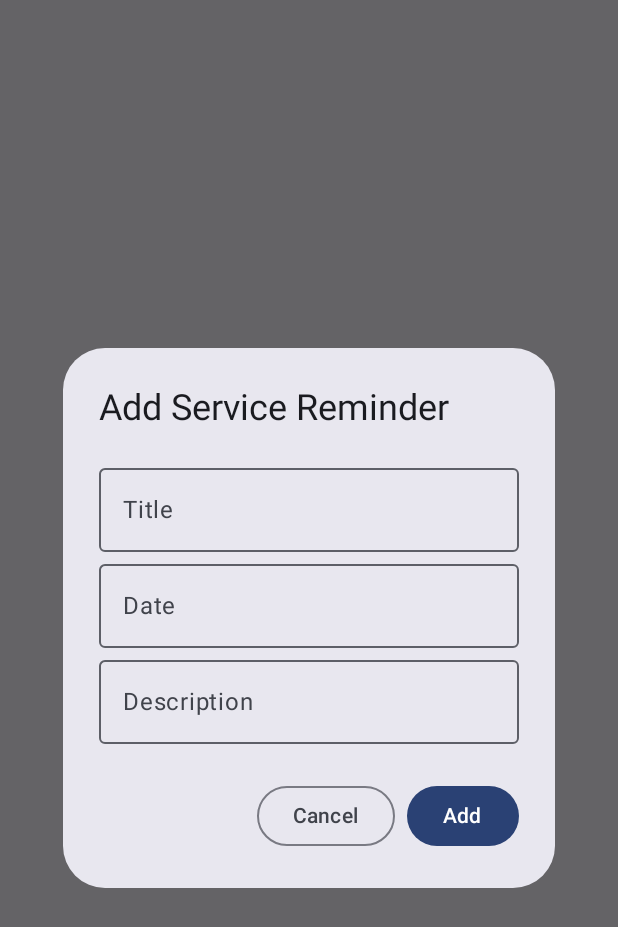
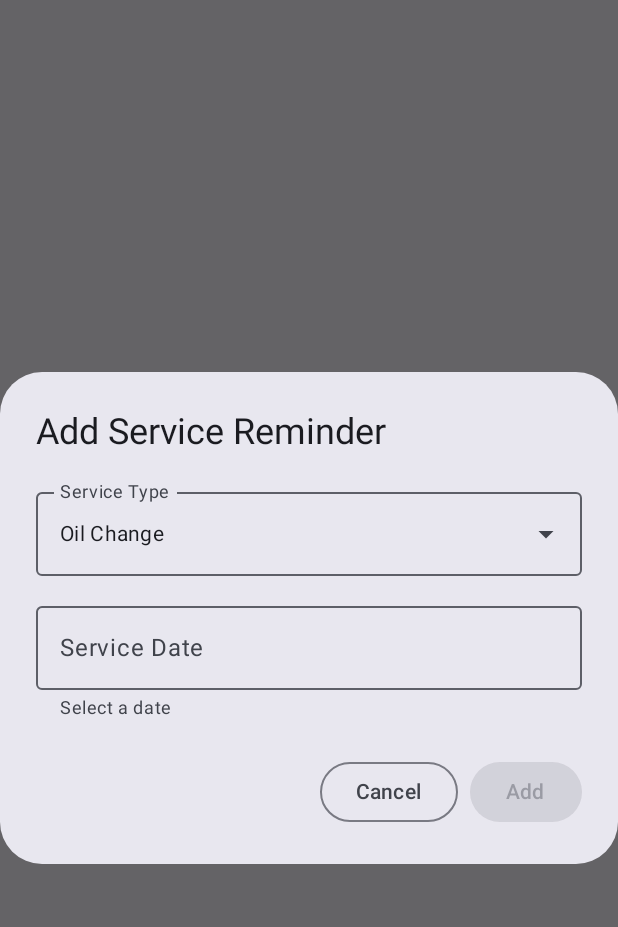
Before and after one commit to FalkowskiDom/Car-Maintenence-CA, an Android app built with Jetpack Compose: the composable AddReminderDialog shown on its own in the app's theme, on a phone screen of 412 x 824 dp. Shown: the top 927 px of the screen. Run offline under Robolectric (Android 15) with nearby library versions, the phone set to English and light mode, and no system bars.

Commit message:
changing the reminder screen

```diff
--- a/app/src/main/java/ie/setu/carmaintenenceapp/MainActivity.kt
+++ b/app/src/main/java/ie/setu/carmaintenenceapp/MainActivity.kt
@@ -23,11 +23,11 @@ import androidx.compose.ui.Modifier
 import androidx.compose.ui.graphics.vector.ImageVector
 import androidx.compose.ui.tooling.preview.Preview
 import androidx.compose.ui.tooling.preview.PreviewScreenSizes
-import ie.setu.carmaintenenceapp.ui.theme.CarMaintenenceAppTheme
 import ie.setu.carmaintenenceapp.ui.screens.HomeScreen
 import ie.setu.carmaintenenceapp.ui.screens.ReminderScreen
 import ie.setu.carmaintenenceapp.ui.screens.SettingsScreen
 import androidx.lifecycle.viewmodel.compose.viewModel
+import ie.setu.carmaintenenceapp.ui.theme.CarMaintenanceAppTheme
 import ie.setu.carmaintenenceapp.ui.viewmodel.CarViewModel
 
 class MainActivity : ComponentActivity() {
@@ -35,7 +35,7 @@ class MainActivity : ComponentActivity() {
         super.onCreate(savedInstanceState)
         enableEdgeToEdge()
         setContent {
-            CarMaintenenceAppTheme {
+            CarMaintenanceAppTheme {
                 CarMaintenanceApp()
             }
         }
@@ -100,7 +100,7 @@ fun Greeting(name: String, modifier: Modifier = Modifier) {
 @Preview(showBackground = true)
 @Composable
 fun GreetingPreview() {
-    CarMaintenenceAppTheme {
+    CarMaintenanceAppTheme {
         Greeting("Android")
     }
 }
--- a/app/src/main/java/ie/setu/carmaintenenceapp/ui/screens/ReminderScreen.kt
+++ b/app/src/main/java/ie/setu/carmaintenenceapp/ui/screens/ReminderScreen.kt
@@ -1,5 +1,6 @@
 package ie.setu.carmaintenenceapp.ui.screens
 
+import android.R.attr.label
 import androidx.compose.foundation.layout.*
 import androidx.compose.foundation.lazy.LazyColumn
 import androidx.compose.foundation.lazy.items
@@ -53,25 +54,95 @@ fun ReminderScreen(modifier: Modifier = Modifier, viewModel: CarViewModel) {
         }
     }
 }
+@OptIn(ExperimentalMaterial3Api::class)
+@Composable
+fun AddReminderDialog(onDismiss: () -> Unit, onAdd: (String, String, String) -> Unit)
+{
+    val serviceTypes = listOf(
+        "Oil Change",
+        "Tire Rotation",
+        "Brake Inspection",
+        "Battery replacement",
+        "Annual Service",
+        "Engine Tune-up",
+        "Coolant / Fluids",
+        "NCT Appointment"
+    )
+    var expanded by remember { mutableStateOf(false) }
+    var selectedService by remember { mutableStateOf(serviceTypes.first()) }
+    var selectedDateMillis by remember { mutableStateOf<Long?>(null) }
+    var showDatePicker by remember { mutableStateOf(false) }
+    var desc by remember { mutableStateOf("") }
 
-@Composable
-fun AddReminderDialog(onDismiss: () -> Unit, onAdd: (String, String, String) -> Unit) {
-    var title by remember { mutableStateOf("") }
-    var date by remember { mutableStateOf("") }
-    var desc by remember { mutableStateOf("") }
+    val dateText = remember(selectedDateMillis) {
+        selectedDateMillis?.let { millis ->
+            java.time.Instant.ofEpochMilli(millis)
+                .atZone(java.time.ZoneId.systemDefault())
+                .toLocalDate()
+                .toString()
+        } ?: ""
+    }
 
     AlertDialog(
         onDismissRequest = onDismiss,
         title = { Text("Add Service Reminder") },
         text = {
-            Column {
-                OutlinedTextField(value = title, onValueChange = { title = it }, label = { Text("Title") })
-                OutlinedTextField(value = date, onValueChange = { date = it }, label = { Text("Date") })
-                OutlinedTextField(value = desc, onValueChange = { desc = it }, label = { Text("Description") })
+            Column(verticalArrangement = Arrangement.spacedBy(12.dp)) {
+
+                // Service type dropdown
+                ExposedDropdownMenuBox(
+                    expanded = expanded,
+                    onExpandedChange = { expanded = !expanded }
+                ) {
+                    OutlinedTextField(
+                        modifier = Modifier.menuAnchor().fillMaxWidth(),
+                        readOnly = true,
+                        value = selectedService,
+                        onValueChange = {},
+                        label = { Text("Service Type") },
+                        trailingIcon = { ExposedDropdownMenuDefaults.TrailingIcon(expanded) }
+                    )
+                    ExposedDropdownMenu(
+                        expanded = expanded,
+                        onDismissRequest = { expanded = false }
+                    ) {
+                        serviceTypes.forEach { option ->
+                            DropdownMenuItem(
+                                text = { Text(option) },
+                                onClick = {
+                                    selectedService = option
+                                    expanded = false
+                                }
+                            )
+                        }
+                    }
+                }
+                OutlinedTextField(
+                    modifier = Modifier.fillMaxWidth(),
+                    readOnly = true,
+                    value = dateText,
+                    onValueChange = {},
+                    label = { Text("Service Date") },
+                    placeholder = { Text("Select a date") },
+                    supportingText = {
+                        if (dateText.isEmpty()) Text("Select a date")
+                    }
+                )
+
+
+
+
+
             }
         },
         confirmButton = {
-            Button(onClick = { onAdd(title, date, desc) }) {
+            Button(
+                enabled = selectedDateMillis != null && selectedService.isNotEmpty(),
+                onClick = {
+                    val date = dateText
+                    onAdd(selectedService, date, desc)
+                }
+            ) {
                 Text("Add")
             }
         },
--- a/app/src/main/java/ie/setu/carmaintenenceapp/ui/theme/Theme.kt
+++ b/app/src/main/java/ie/setu/carmaintenenceapp/ui/theme/Theme.kt
@@ -9,6 +9,7 @@ import androidx.compose.material3.dynamicDarkColorScheme
 import androidx.compose.material3.dynamicLightColorScheme
 import androidx.compose.material3.lightColorScheme
 import androidx.compose.runtime.Composable
+import androidx.compose.ui.graphics.Color
 import androidx.compose.ui.platform.LocalContext
 
 private val DarkColorScheme = darkColorScheme(
@@ -34,7 +35,7 @@ private val LightColorScheme = lightColorScheme(
 )
 
 @Composable
-fun CarMaintenenceAppTheme(
+fun CarMaintenanceAppTheme(
     darkTheme: Boolean = isSystemInDarkTheme(),
     // Dynamic color is available on Android 12+
     dynamicColor: Boolean = true,
--- a/gradle/libs.versions.toml
+++ b/gradle/libs.versions.toml
@@ -7,11 +7,15 @@ junitVersion = "1.3.0"
 espressoCore = "3.7.0"
 lifecycleRuntimeKtx = "2.9.4"
 activityCompose = "1.11.0"
-composeBom = "2024.09.00"
+composeBom = "2025.10.00"
+lifecycleViewmodelCompose = "2.8.0"
 
 [libraries]
+androidx-compose-material-icons-extended = { module = "androidx.compose.material:material-icons-extended" }
 androidx-core-ktx = { group = "androidx.core", name = "core-ktx", version.ref = "coreKtx" }
 androidx-lifecycle-viewmodel-compose = { module = "androidx.lifecycle:lifecycle-viewmodel-compose", version.ref = "lifecycleRuntimeKtx" }
+androidx-lifecycle-viewmodel-compose-v280 = { module = "androidx.lifecycle:lifecycle-viewmodel-compose", version.ref = "lifecycleViewmodelCompose" }
+androidx-material-icons-extended = { module = "androidx.compose.material:material-icons-extended" }
 junit = { group = "junit", name = "junit", version.ref = "junit" }
 androidx-junit = { group = "androidx.test.ext", name = "junit", version.ref = "junitVersion" }
 androidx-espresso-core = { group = "androidx.test.espresso", name = "espresso-core", version.ref = "espressoCore" }
```
Also changed, not shown: app/build.gradle.kts (+4 -3 lines), app/src/main/java/ie/setu/carmaintenenceapp/ui/screens/HomeScreen.kt (line endings or trailing spaces), app/src/main/java/ie/setu/carmaintenenceapp/ui/viewmodel/CarViewModel.kt (line endings or trailing spaces).
